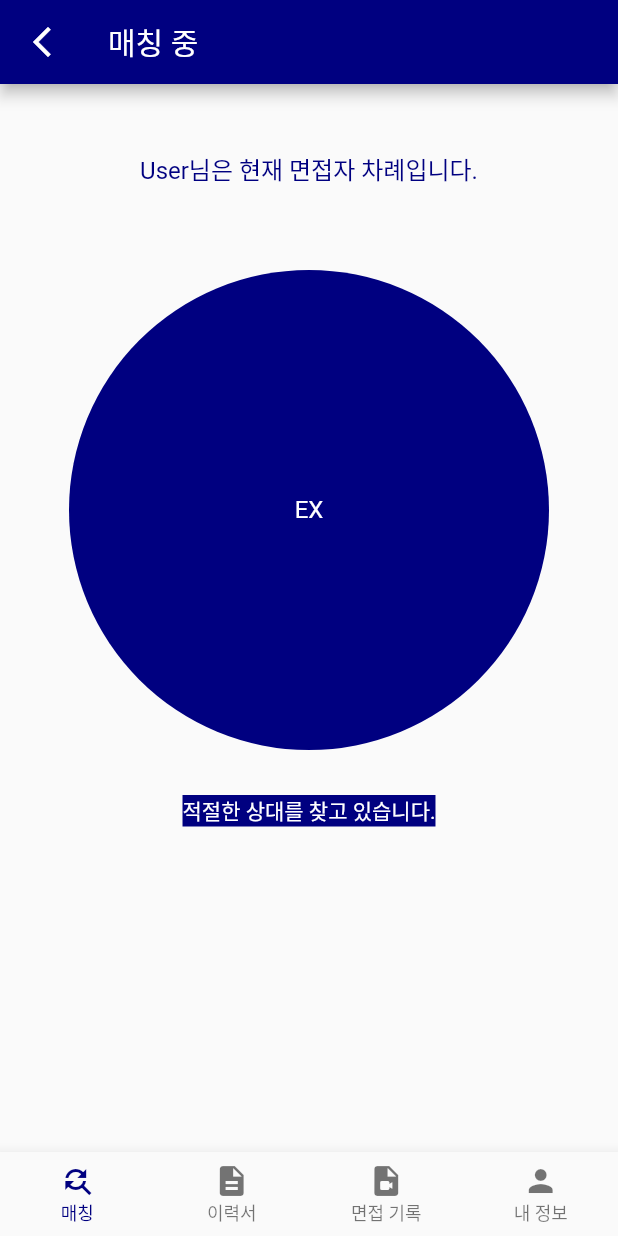
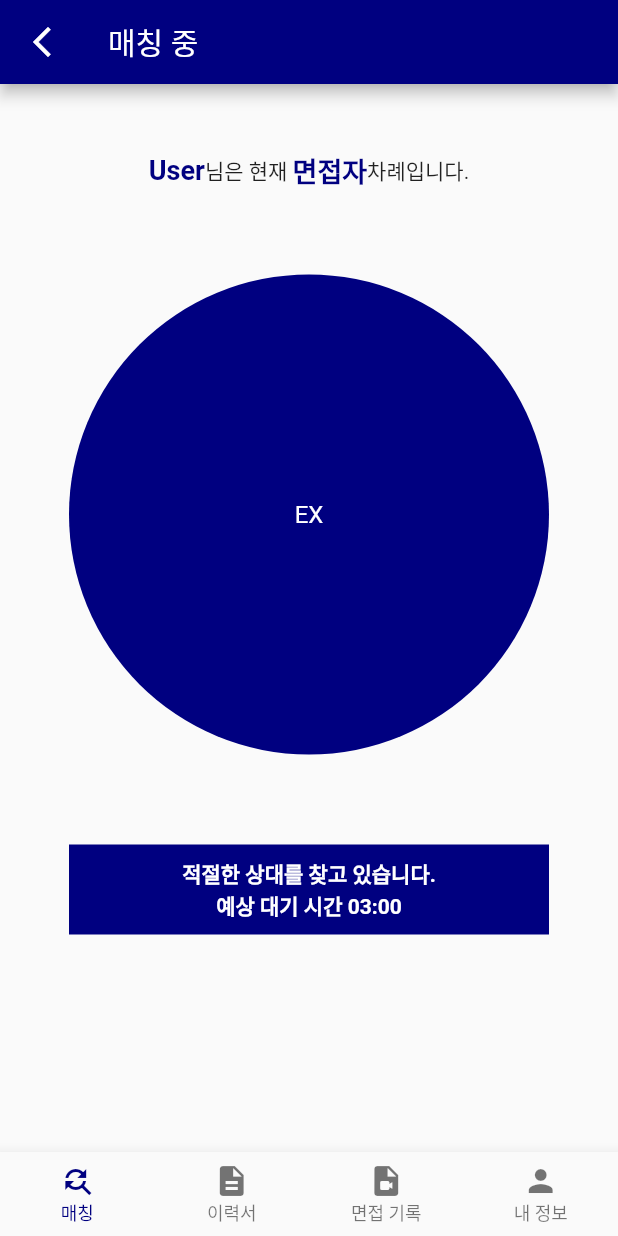
Before and after one commit to Jay-Pak/InterviewLINK, a Flutter app: the matchingInProgressPage screen opened directly, on a phone screen of 412 x 824 dp. Run offline on Flutter 3.47's test engine with Material 2 defaults, Android fonts, the light colour scheme and no system bars; our stand-ins replace carousel_slider.

Commit message:
12/27 22:46 by JAY

```diff
--- a/lib/main.dart
+++ b/lib/main.dart
@@ -3,6 +3,9 @@ import 'package:flutter/services.dart';
 import 'package:interview_link/pages/3_personalInformationPage/personalInfoData.dart';
 import 'package:interview_link/pages/5_matchingConditions/matchingConditionsData.dart';
 import 'package:interview_link/pages/5_matchingConditions/matchingConditionsPage.dart';
+import 'pages/10_startInterview/startInterviewPage.dart';
+import 'pages/11_endInterview/endInterviewPage.dart';
+import 'pages/12_interviewHistory/interviewHistory.dart';
 import 'pages/1_splashPage/splashPage.dart';
 import 'pages/2_loginPage/loginPage.dart';
 import 'pages/3_personalInformationPage/personalInformationPage.dart';
@@ -11,6 +14,7 @@ import 'pages/4_mainPage/mainPage.dart';
 import 'pages/6_resume/resumePage.dart';
 import 'pages/7_openResume/openResume.dart';
 import 'pages/8_matchingInProgress/matchingInProgressPage.dart';
+import 'pages/9_readyScreen/readyScreenPage.dart';
 
 void main() {
   runApp(const MyApp());
@@ -43,7 +47,7 @@ class _MyAppState extends State<MyApp> {
           ),
         ),
       ),
-      home: matchingInProgressPage(),
+      home: interviewHistoryPage(),
     );
   }
 }
--- a/lib/pages/8_matchingInProgress/matchingInProgressPage.dart
+++ b/lib/pages/8_matchingInProgress/matchingInProgressPage.dart
@@ -30,21 +30,52 @@ class _matchingInProgressPageState extends State<matchingInProgressPage> {
           Container(
               alignment: Alignment.center,
               child: turn_state == 0
-                ? const Text(
-                    'User님은 현재 면접자 차례입니다.',
+                  ? Row(
+                      mainAxisAlignment: MainAxisAlignment.center,
+                      children: const [
+                        Text(
+                          'User',
                           style: TextStyle(
-                      fontSize: 16,
-                      color: Color(0xFF000080),
-                    ),
-                  )
-                : const Text(
-                    'User님은 현재 면접관 차례입니다.',
-                    style: TextStyle(
-                      fontSize: 16,
+                            fontSize: 18,
+                            fontWeight: FontWeight.bold,
                             color: Color(0xFF000080),
                           ),
                         ),
+                        Text('님은 현재 '),
+                        Text(
+                          '면접자',
+                          style: TextStyle(
+                            fontSize: 18,
+                            fontWeight: FontWeight.bold,
+                            color: Color(0xFF000080),
                           ),
+                        ),
+                        Text('차례입니다.')
+                      ],
+                    )
+                  : Row(
+                      mainAxisAlignment: MainAxisAlignment.center,
+                      children: const [
+                        Text(
+                          'User',
+                          style: TextStyle(
+                            fontSize: 18,
+                            fontWeight: FontWeight.bold,
+                            color: Color(0xFF000080),
+                          ),
+                        ),
+                        Text('님은 현재 '),
+                        Text(
+                          '면접관',
+                          style: TextStyle(
+                            fontSize: 18,
+                            fontWeight: FontWeight.bold,
+                            color: Color(0xFF000080),
+                          ),
+                        ),
+                        Text('차례입니다.')
+                      ],
+                    )),
           const SizedBox(
             height: 56,
           ),
@@ -52,12 +83,34 @@ class _matchingInProgressPageState extends State<matchingInProgressPage> {
             radius: 160,
             child: Text('EX'),
           ),
-          SizedBox(
-            height: 30,
+          const SizedBox(
+            height: 60,
           ),
           Container(
+            width: 320,
+            height: 60,
             color: const Color(0xFF000080),
-            child: Text('적절한 상대를 찾고 있습니다.', style: TextStyle(color: Colors.white),),
+            child: Center(
+              child: Column(
+                mainAxisAlignment: MainAxisAlignment.center,
+                children: const [
+                  Text(
+                    '적절한 상대를 찾고 있습니다.',
+                    style: TextStyle(
+                        color: Colors.white,
+                        fontSize: 14,
+                        fontWeight: FontWeight.bold),
+                  ),
+                  Text(
+                    '예상 대기 시간 03:00',
+                    style: TextStyle(
+                        color: Colors.white,
+                        fontSize: 14,
+                        fontWeight: FontWeight.bold),
+                  ),
+                ],
+              ),
+            ),
           ),
         ],
       ),
```
Also changed, not shown: lib/pages/10_startInterview/startInterview.dart (deleted, +0 -10 lines), lib/pages/10_startInterview/startInterviewPage.dart (added, +74 -0 lines), lib/pages/11_endInterview/endInterview.dart (deleted, +0 -10 lines), lib/pages/11_endInterview/endInterviewPage.dart (added, +61 -0 lines), lib/pages/12_interviewHistory/interviewHistory.dart (+91 -3 lines), lib/pages/9_readyScreen/readyScreen.dart (deleted, +0 -10 lines), lib/pages/9_readyScreen/readyScreenPage.dart (added, +163 -0 lines). Lines whose indentation alone changed are shown as unchanged.
